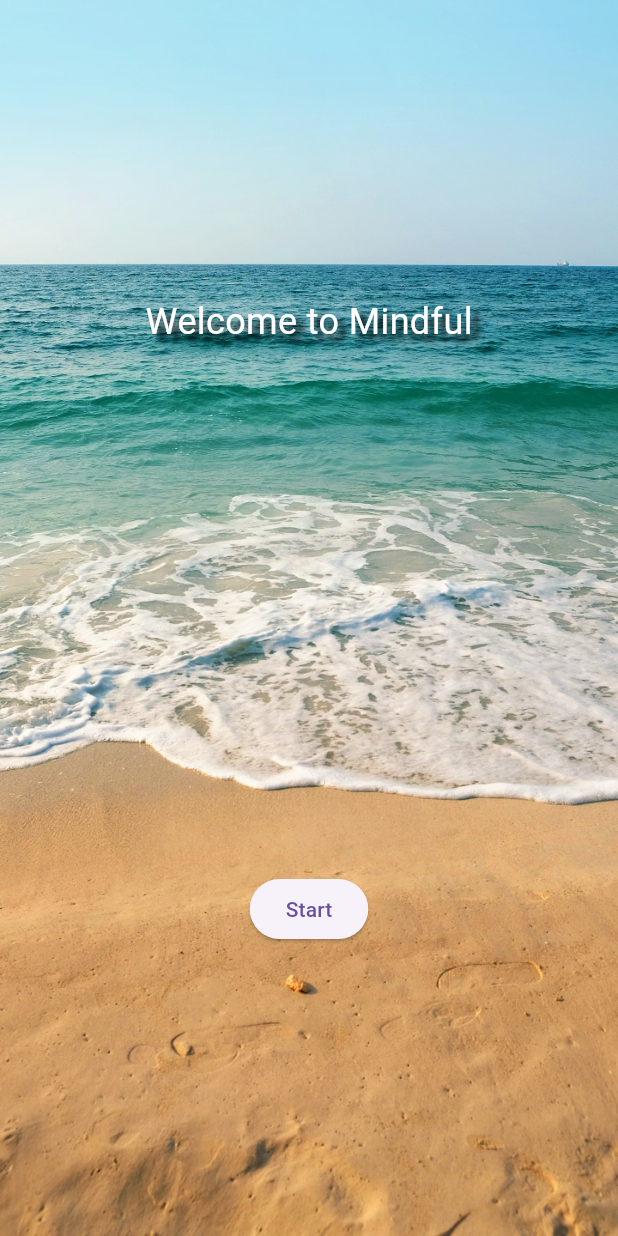
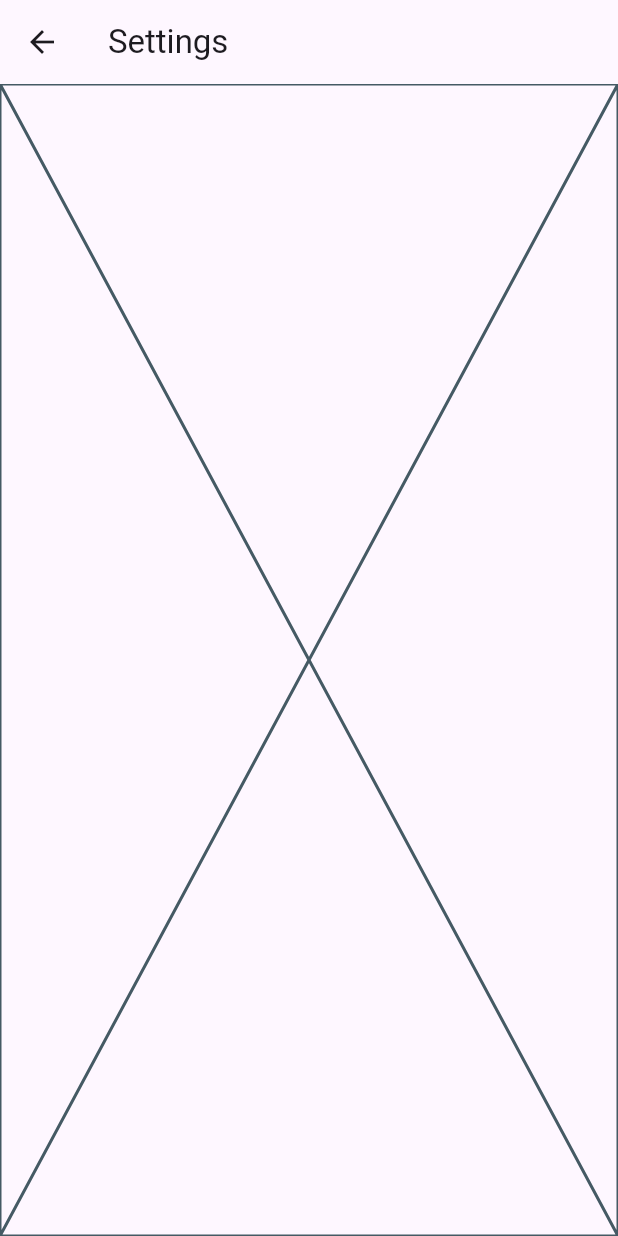
Before and after one commit to collinmorudi/flutter-mobile-dev-practice, a Flutter app: the screen it shows after launch, after a tap on "Start", on a phone screen of 412 x 824 dp. Run offline on Flutter 3.47's test engine with Material 3 defaults, Android fonts, the phone set to English and light mode, and no system bars.

Commit message:
Add: Settings screen

```diff
--- a/mindful/lib/screens/intro_screen.dart
+++ b/mindful/lib/screens/intro_screen.dart
@@ -1,4 +1,5 @@
 import 'package:flutter/material.dart';
+import 'package:mindful/screens/settings_screen.dart';
 
 class IntroScreen extends StatelessWidget {
   const IntroScreen({super.key});
@@ -30,7 +31,11 @@ class IntroScreen extends StatelessWidget {
           Align(
             alignment: const Alignment(0, 0.5),
             child: ElevatedButton(
-              onPressed: () {},
+              onPressed: () {
+                Navigator.of(context).push(
+                  MaterialPageRoute(builder: (BuildContext context) => const SettingsScreen())
+                );
+              },
               child: const Text('Start')),
           )
         ],
--- /dev/null
+++ b/mindful/lib/screens/settings_screen.dart
@@ -0,0 +1,18 @@
+import 'package:flutter/material.dart';
+
+class SettingsScreen extends StatefulWidget {
+  const SettingsScreen({super.key});
+
+  @override
+  State<SettingsScreen> createState() => _SettingsScreenState();
+}
+
+class _SettingsScreenState extends State<SettingsScreen> {
+  @override
+  Widget build(BuildContext context) {
+    return Scaffold(
+      appBar: AppBar(title: const Text("Settings"),),
+      body: const Placeholder(),
+    );
+  }
+}
--- a/mindful/pubspec.yaml
+++ b/mindful/pubspec.yaml
@@ -9,6 +9,7 @@ environment:
 dependencies:
   flutter:
     sdk: flutter
+  shared_preferences: ^2.3.2
 
 dev_dependencies:
   flutter_test:
```
Also changed, not shown: mindful/pubspec.lock, 1 other file.
